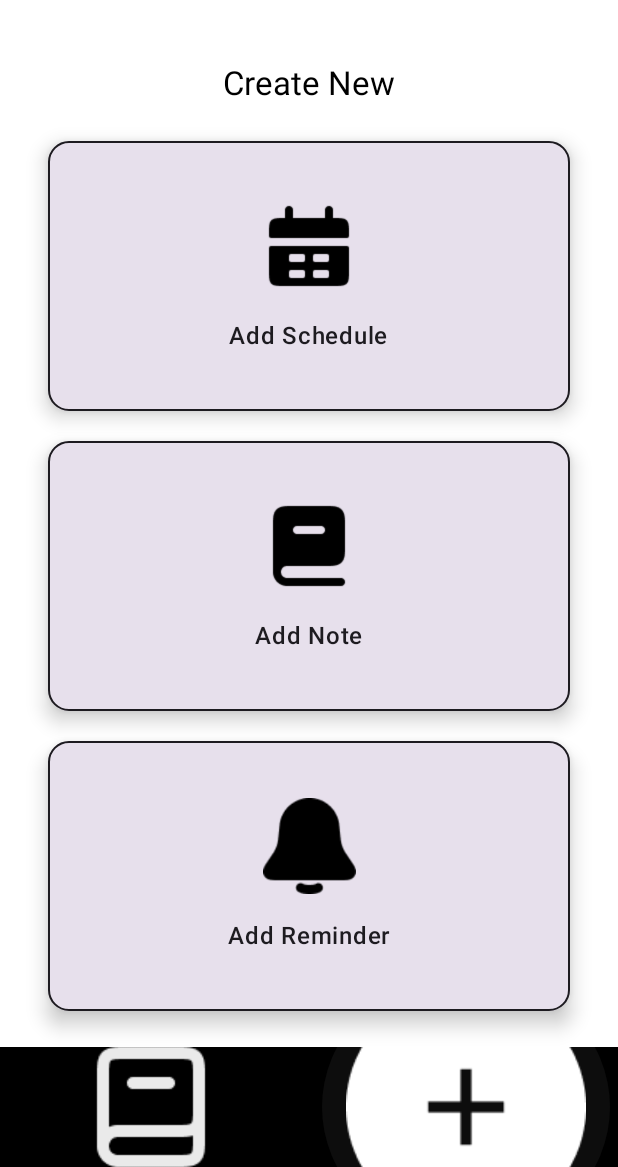
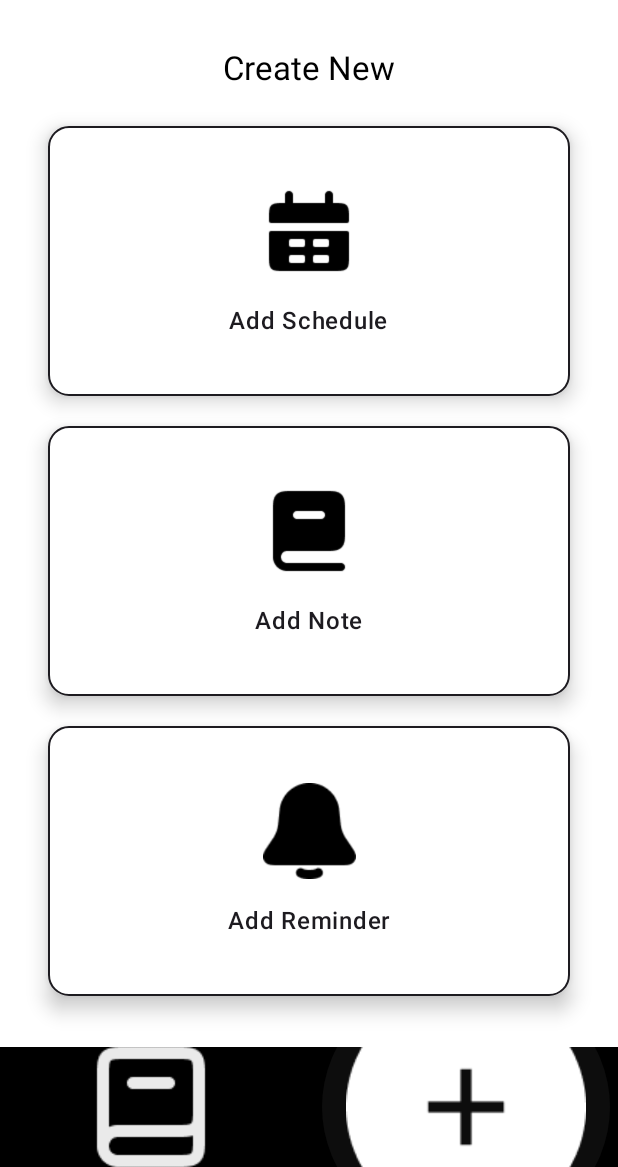
Before and after one commit to aaufarhan/kulnote, an Android app built with Jetpack Compose: the screen it shows after launch (MainActivity), item 2 of the bottom bar chosen, on a phone screen of 412 x 824 dp, the part 69-1236 px from its top. Run offline under Robolectric (Android 15) with nearby library versions, the phone set to English and light mode, and no system bars.

Commit message:
fixing sikit

```diff
--- a/app/src/main/java/com/example/kulnote/MainActivity.kt
+++ b/app/src/main/java/com/example/kulnote/MainActivity.kt
@@ -55,7 +55,6 @@ fun KulNoteApp() {
     val scheduleViewModel: ScheduleViewModel = viewModel()
 
     Scaffold(
-        // ✅ PASTIKAN containerColor MENGGUNAKAN SURFACE DARI TEMA
         containerColor = MaterialTheme.colorScheme.surface,
         topBar = {
             TopAppBar(
--- a/app/src/main/java/com/example/kulnote/ui/screen/addpage/AddPageScreen.kt
+++ b/app/src/main/java/com/example/kulnote/ui/screen/addpage/AddPageScreen.kt
@@ -4,6 +4,8 @@ import androidx.compose.foundation.BorderStroke
 import androidx.compose.foundation.layout.*
 import androidx.compose.foundation.shape.RoundedCornerShape
 import androidx.compose.foundation.clickable
+import androidx.compose.foundation.rememberScrollState
+import androidx.compose.foundation.verticalScroll
 import androidx.compose.material3.MaterialTheme
 import androidx.compose.material3.Text
 import androidx.compose.material3.Icon
@@ -12,6 +14,7 @@ import androidx.compose.material3.CardDefaults
 import androidx.compose.runtime.Composable
 import androidx.compose.ui.Alignment
 import androidx.compose.ui.Modifier
+import androidx.compose.ui.graphics.fromColorLong
 import androidx.compose.ui.res.painterResource
 import androidx.compose.ui.text.font.FontWeight
 import androidx.compose.ui.unit.dp
@@ -24,7 +27,9 @@ fun AddPageScreen(navController: NavController) {
     Column(
         modifier = Modifier
             .fillMaxSize()
+            .verticalScroll(rememberScrollState())
             .padding(horizontal = 32.dp),
+
         verticalArrangement = Arrangement.Center,
         horizontalAlignment = Alignment.CenterHorizontally
     ) {
@@ -61,6 +66,7 @@ fun AddPageScreen(navController: NavController) {
         ) {
             // navController.navigate("add_reminder")
         }
+        Spacer(modifier = Modifier.height(20.dp))
     }
 }
 
--- a/app/src/main/java/com/example/kulnote/ui/screen/schedule/AddScheduleScreen.kt
+++ b/app/src/main/java/com/example/kulnote/ui/screen/schedule/AddScheduleScreen.kt
@@ -136,8 +136,6 @@ fun AddScheduleScreen(
                     keyboardOptions = KeyboardOptions(keyboardType = KeyboardType.Number)
                 )
 
-                // ------------------------------------------------------------------
-                // 👇 COMPONENT DROPDOWN BARU UNTUK HARI (DAY)
                 ExposedDropdownMenuBox(
                     expanded = isExpanded,
                     onExpandedChange = { isExpanded = it },
@@ -172,8 +170,6 @@ fun AddScheduleScreen(
                         }
                     }
                 }
-                // ------------------------------------------------------------------
-
                 Row(
                     modifier = Modifier.fillMaxWidth(),
                     horizontalArrangement = Arrangement.spacedBy(16.dp)
--- a/app/src/main/java/com/example/kulnote/ui/theme/Theme.kt
+++ b/app/src/main/java/com/example/kulnote/ui/theme/Theme.kt
@@ -27,6 +27,7 @@ private val LightColorScheme = lightColorScheme(
     onSecondary = Color.White,
     onBackground = Color(0x0DEFEFEF),
     surface = Color(0xFFFFFFFF),
+    surfaceVariant = Color.White,
 
     /* Other default colors to override
     background = Color(0xFFFFFBFE),
```
